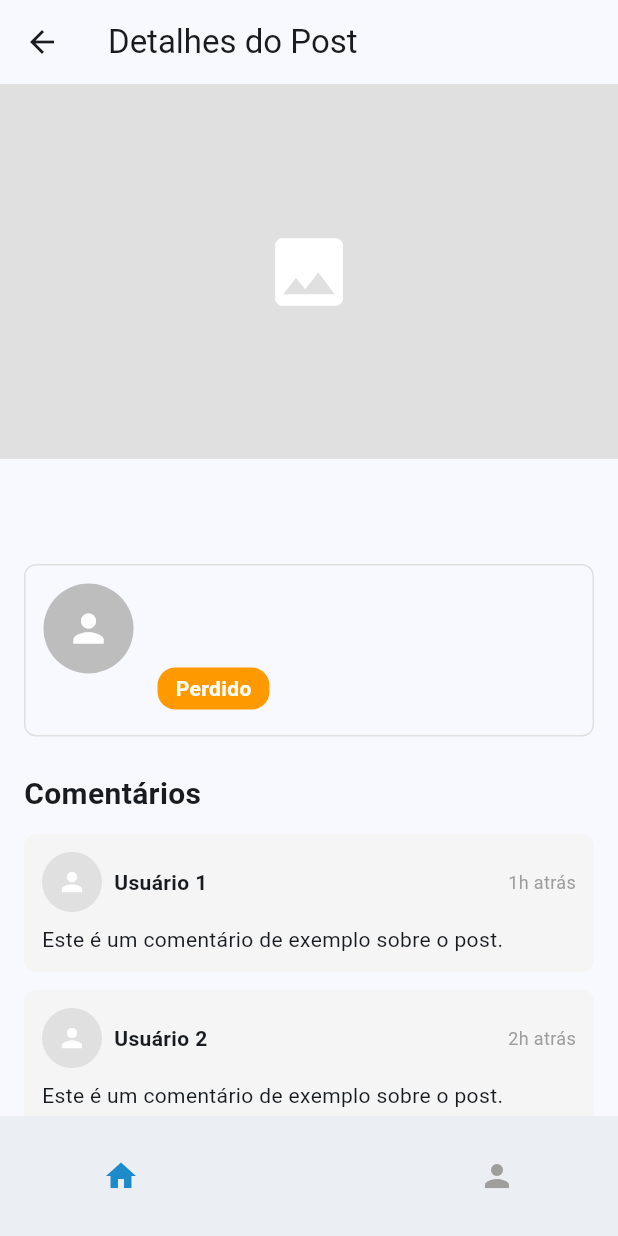
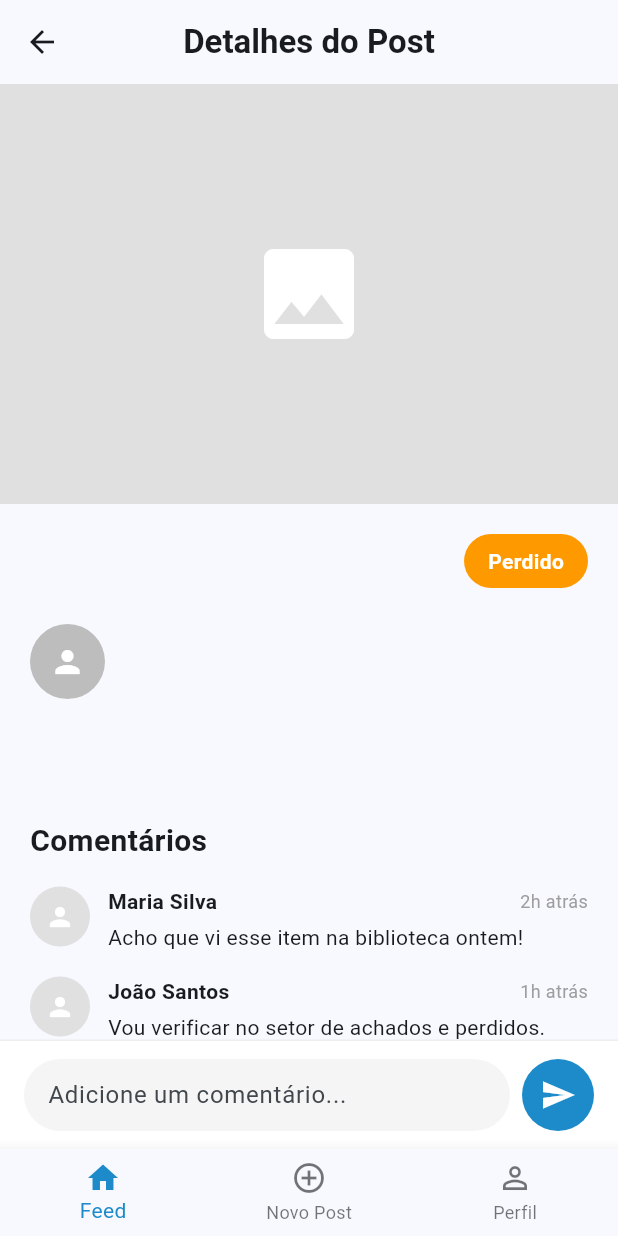
Before and after one commit to ElissonRochaa/MOBILE-25.1-FindIt, a Flutter app: the PostDetailScreen screen opened directly with empty values, on a phone screen of 412 x 824 dp. Run offline on Flutter 3.47's test engine with Material 3 defaults, Android fonts, the phone set to English and light mode, and no system bars; our stand-ins replace shared_preferences; accounts and stored records are empty.

Commit message:
refactor: post_detail refactored

```diff
--- a/lib/screens/post_detail/post_detail_screen.dart
+++ b/lib/screens/post_detail/post_detail_screen.dart
@@ -23,15 +23,23 @@ class PostDetailScreen extends StatelessWidget {
   Widget build(BuildContext context) {
     return Scaffold(
       appBar: AppBar(
-        title: const Text('Detalhes do Post'),
+        title: const Text(
+          'Detalhes do Post',
+          style: TextStyle(fontWeight: FontWeight.bold),
         ),
-      body: SingleChildScrollView(
+        centerTitle: true,
+      ),
+      body: Column(
+        children: [
+          Expanded(
+            child: SingleChildScrollView(
+              physics: const BouncingScrollPhysics(),
               child: Column(
                 crossAxisAlignment: CrossAxisAlignment.start,
                 children: [
-            // Imagem do post
+                  // Imagem principal
                   Container(
-              height: 250,
+                    height: 280,
                     width: double.infinity,
                     decoration: BoxDecoration(
                       color: Colors.grey[300],
@@ -43,17 +51,28 @@ class PostDetailScreen extends StatelessWidget {
                           : null,
                     ),
                     child: imageUrl.isEmpty
-                  ? const Icon(Icons.photo, size: 60, color: Colors.white)
+                        ? const Center(
+                            child: Icon(
+                              Icons.photo,
+                              size: 80,
+                              color: Colors.white,
+                            ),
+                          )
                         : null,
                   ),
 
+                  // Conteúdo do post
                   Padding(
-              padding: const EdgeInsets.all(16.0),
+                    padding: const EdgeInsets.all(20),
                     child: Column(
                       crossAxisAlignment: CrossAxisAlignment.start,
                       children: [
-                  // Nome do item
-                  Text(
+                        // Título e status
+                        Row(
+                          mainAxisAlignment: MainAxisAlignment.spaceBetween,
+                          children: [
+                            Expanded(
+                              child: Text(
                                 itemName,
                                 style: const TextStyle(
                                   fontSize: 24,
@@ -61,65 +80,18 @@ class PostDetailScreen extends StatelessWidget {
                                   color: Color(0xFF1D8BC9),
                                 ),
                               ),
-
-                  const SizedBox(height: 20),
-
-                  // Seção usuário + descrição
+                            ),
+                            const SizedBox(width: 12),
                             Container(
-                    padding: const EdgeInsets.all(12),
+                              padding: const EdgeInsets.symmetric(
+                                horizontal: 16,
+                                vertical: 8,
+                              ),
                               decoration: BoxDecoration(
-                      border: Border.all(color: Colors.grey.shade300),
-                      borderRadius: BorderRadius.circular(8),
-                    ),
-                    child: Row(
-                      crossAxisAlignment: CrossAxisAlignment.start,
-                      children: [
-                        // Foto e nome do usuário
-                        Column(
-                          children: [
-                            Container(
-                              width: 60,
-                              height: 60,
-                              decoration: BoxDecoration(
-                                shape: BoxShape.circle,
-                                color: Colors.grey[400],
-                              ),
-                              child: const Icon(Icons.person, size: 30, color: Colors.white),
-                            ),
-                            const SizedBox(height: 8),
-                            Text(
-                              userName,
-                              style: const TextStyle(fontWeight: FontWeight.bold),
-                            ),
-                          ],
-                        ),
-
-                        const SizedBox(width: 16),
-
-                        // Descrição e data
-                        Expanded(
-                          child: Column(
-                            crossAxisAlignment: CrossAxisAlignment.start,
-                            children: [
-                              Text(
-                                description,
-                                style: const TextStyle(fontSize: 16),
-                              ),
-                              const SizedBox(height: 8),
-                              Text(
-                                date,
-                                style: TextStyle(
-                                  color: Colors.grey[600],
-                                  fontSize: 12,
-                                ),
-                              ),
-                              const SizedBox(height: 8),
-                              // Status (Achado/Perdido)
-                              Container(
-                                padding: const EdgeInsets.symmetric(horizontal: 12, vertical: 4),
-                                decoration: BoxDecoration(
-                                  color: isFound ? const Color(0xFF15AF12) : const Color(0xFFFF9900),
-                                  borderRadius: BorderRadius.circular(12),
+                                color: isFound
+                                    ? const Color(0xFF15AF12)
+                                    : const Color(0xFFFF9900),
+                                borderRadius: BorderRadius.circular(20),
                               ),
                               child: Text(
                                 isFound ? 'Achado' : 'Perdido',
@@ -131,12 +103,60 @@ class PostDetailScreen extends StatelessWidget {
                             ),
                           ],
                         ),
+
+                        const SizedBox(height: 24),
+
+                        // Informações do usuário
+                        Row(
+                          children: [
+                            Container(
+                              width: 50,
+                              height: 50,
+                              decoration: BoxDecoration(
+                                shape: BoxShape.circle,
+                                color: Colors.grey[400],
+                              ),
+                              child: const Icon(
+                                Icons.person,
+                                size: 24,
+                                color: Colors.white,
+                              ),
+                            ),
+                            const SizedBox(width: 12),
+                            Column(
+                              crossAxisAlignment: CrossAxisAlignment.start,
+                              children: [
+                                Text(
+                                  userName,
+                                  style: const TextStyle(
+                                    fontWeight: FontWeight.bold,
+                                    fontSize: 16,
+                                  ),
+                                ),
+                                Text(
+                                  date,
+                                  style: TextStyle(
+                                    color: Colors.grey[600],
+                                    fontSize: 12,
+                                  ),
                                 ),
                               ],
                             ),
+                          ],
                         ),
 
                         const SizedBox(height: 24),
+
+                        // Descrição
+                        Text(
+                          description,
+                          style: const TextStyle(
+                            fontSize: 16,
+                            height: 1.5,
+                          ),
+                        ),
+
+                        const SizedBox(height: 32),
 
                         // Seção de comentários
                         const Text(
@@ -146,44 +166,22 @@ class PostDetailScreen extends StatelessWidget {
                             fontWeight: FontWeight.bold,
                           ),
                         ),
-
-                  const SizedBox(height: 12),
-
-                  // Lista de comentários
-                  ListView.builder(
-                    shrinkWrap: true,
-                    physics: const NeverScrollableScrollPhysics(),
-                    itemCount: 3, // Número de comentários de exemplo
-                    itemBuilder: (context, index) {
-                      return _buildComment(
-                        userName: 'Usuário ${index + 1}',
-                        comment: 'Este é um comentário de exemplo sobre o post.',
-                        time: '${index + 1}h atrás',
-                      );
-                    },
-                  ),
-
                         const SizedBox(height: 16),
 
-                  // Campo para novo comentário
-                  Row(
-                    children: [
-                      Expanded(
-                        child: TextField(
-                          decoration: InputDecoration(
-                            hintText: 'Adicione um comentário...',
-                            border: OutlineInputBorder(
-                              borderRadius: BorderRadius.circular(20),
+                        _buildComment(
+                          userName: 'Maria Silva',
+                          comment: 'Acho que vi esse item na biblioteca ontem!',
+                          time: '2h atrás',
                         ),
-                            contentPadding: const EdgeInsets.symmetric(horizontal: 16),
+                        _buildComment(
+                          userName: 'João Santos',
+                          comment: 'Vou verificar no setor de achados e perdidos.',
+                          time: '1h atrás',
                         ),
-                        ),
-                      ),
-                      IconButton(
-                        icon: const Icon(Icons.send, color: Color(0xFF1D8BC9)),
-                        onPressed: () {},
-                      ),
-                    ],
+                        _buildComment(
+                          userName: 'Jeová Bezerra',
+                          comment: 'Essa caneta é minha véi, safadeza!',
+                          time: '30min atrás',
                         ),
                       ],
                     ),
@@ -191,19 +189,82 @@ class PostDetailScreen extends StatelessWidget {
                 ],
               ),
             ),
+          ),
 
-      // Barra de navegação inferior
-      bottomNavigationBar: CustomBottomNavBar(
-        currentIndex: 0, // Índice da home
+          // Campo de comentário
+          Container(
+            padding: const EdgeInsets.symmetric(
+              horizontal: 16,
+              vertical: 12,
+            ),
+            decoration: BoxDecoration(
+              color: Colors.white,
+              border: Border(
+                top: BorderSide(
+                  color: Colors.grey[200]!,
+                  width: 1,
+                ),
+              ),
+            ),
+            child: Row(
+              children: [
+                Expanded(
+                  child: Container(
+                    padding: const EdgeInsets.symmetric(horizontal: 16),
+                    decoration: BoxDecoration(
+                      color: Colors.grey[100],
+                      borderRadius: BorderRadius.circular(24),
+                    ),
+                    child: const TextField(
+                      decoration: InputDecoration(
+                        hintText: 'Adicione um comentário...',
+                        border: InputBorder.none,
+                      ),
+                    ),
+                  ),
+                ),
+                const SizedBox(width: 8),
+                Container(
+                  decoration: BoxDecoration(
+                    shape: BoxShape.circle,
+                    color: const Color(0xFF1D8BC9),
+                  ),
+                  child: IconButton(
+                    icon: const Icon(Icons.send, color: Colors.white),
+                    onPressed: () {},
+                  ),
+                ),
+              ],
+            ),
+          ),
+        ],
+      ),
+     bottomNavigationBar: BottomNavigationBar(
+  currentIndex: 0, // Índice fixo pois esta é uma tela de detalhes
+  selectedItemColor: const Color(0xFF1D8BC9),
   onTap: (index) {
     if (index == 0) {
-            Navigator.pushReplacementNamed(context, '/feed');
+      Navigator.pushReplacementNamed(context, '/');
     } else if (index == 1) {
       Navigator.pushReplacementNamed(context, '/create-post');
     } else if (index == 2) {
       Navigator.pushReplacementNamed(context, '/profile');
     }
   },
+  items: const [
+    BottomNavigationBarItem(
+      icon: Icon(Icons.home),
+      label: 'Feed',
+    ),
+    BottomNavigationBarItem(
+      icon: Icon(Icons.add_circle_outline),
+      label: 'Novo Post',
+    ),
+    BottomNavigationBarItem(
+      icon: Icon(Icons.person_outline),
+      label: 'Perfil',
+    ),
+  ],
 ),
     );
   }
@@ -214,16 +275,9 @@ class PostDetailScreen extends StatelessWidget {
     required String time,
   }) {
     return Container(
-      margin: const EdgeInsets.only(bottom: 12),
-      padding: const EdgeInsets.all(12),
-      decoration: BoxDecoration(
-        color: Colors.grey[100],
-        borderRadius: BorderRadius.circular(8),
-      ),
-      child: Column(
+      margin: const EdgeInsets.only(bottom: 16),
+      child: Row(
         crossAxisAlignment: CrossAxisAlignment.start,
-        children: [
-          Row(
         children: [
           Container(
             width: 40,
@@ -232,22 +286,43 @@ class PostDetailScreen extends StatelessWidget {
               shape: BoxShape.circle,
               color: Colors.grey[300],
             ),
-                child: const Icon(Icons.person, size: 20, color: Colors.white),
+            child: const Icon(
+              Icons.person,
+              size: 20,
+              color: Colors.white,
             ),
-              const SizedBox(width: 8),
+          ),
+          const SizedBox(width: 12),
+          Expanded(
+            child: Column(
+              crossAxisAlignment: CrossAxisAlignment.start,
+              children: [
+                Row(
+                  children: [
                     Text(
                       userName,
-                style: const TextStyle(fontWeight: FontWeight.bold),
+                      style: const TextStyle(
+                        fontWeight: FontWeight.bold,
+                      ),
                     ),
                     const Spacer(),
                     Text(
                       time,
-                style: TextStyle(color: Colors.grey[500], fontSize: 12),
+                      style: TextStyle(
+                        color: Colors.grey[500],
+                        fontSize: 12,
+                      ),
                     ),
                   ],
                 ),
-          const SizedBox(height: 8),
-          Text(comment),
+                const SizedBox(height: 4),
+                Text(
+                  comment,
+                  style: const TextStyle(height: 1.4),
+                ),
+              ],
+            ),
+          ),
         ],
       ),
     );
```
Lines whose indentation alone changed are shown as unchanged.
